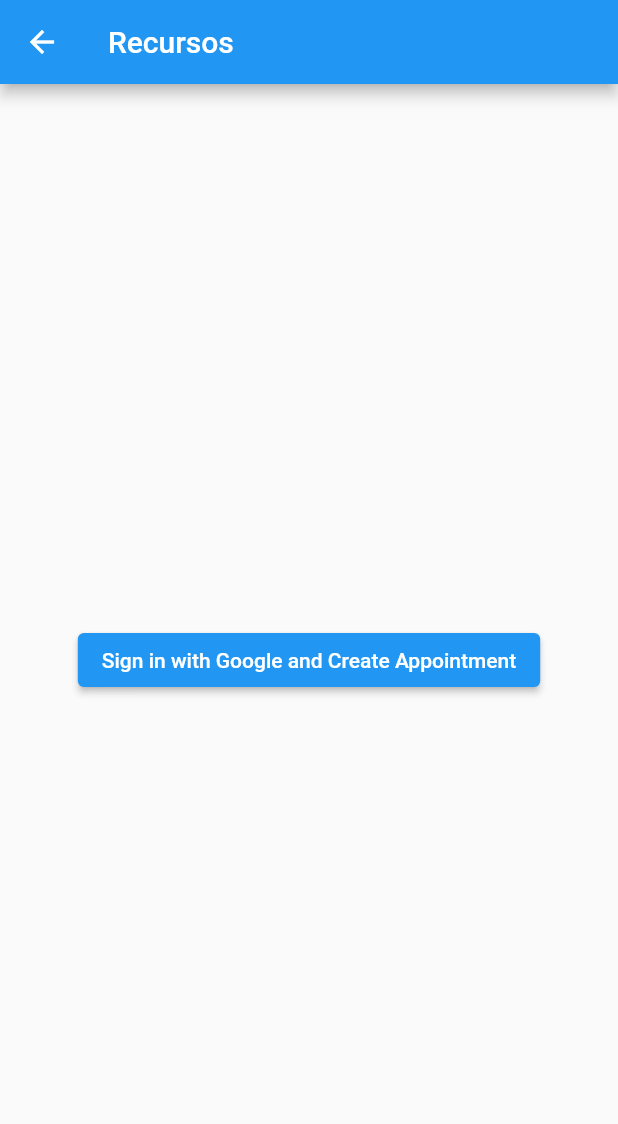
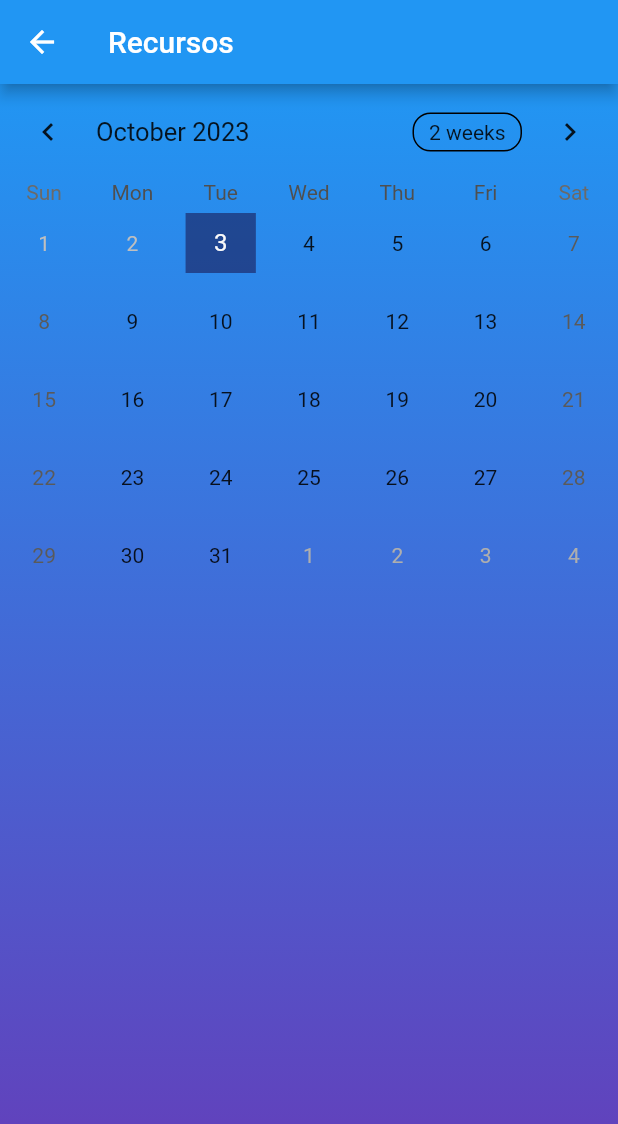
Before and after one commit to NiggetChuckens/TI3-2023-Terminado, a Flutter app: the RecursosPage screen opened by its route, on a phone screen of 412 x 824 dp. Shown: the top 1124 px of the screen. Run offline on Flutter 3.47's test engine with Material 2 defaults, Android fonts, the phone set to English and light mode, and no system bars; drawn by our look-alikes of table_calendar; our stand-ins replace google_sign_in; missing offline and left inert: googleapis.

Commit message:
merging calendarized view

```diff
--- a/uct_app/lib/views/recursos.dart
+++ b/uct_app/lib/views/recursos.dart
@@ -1,12 +1,64 @@
-// ignore_for_file: avoid_print
+import 'package:flutter/material.dart';
 import 'package:google_sign_in/google_sign_in.dart';
 import 'package:googleapis/calendar/v3.dart' as calendar;
-import 'package:flutter/material.dart';
 import 'package:http/http.dart' as http;
 import 'dart:convert';
+import 'package:table_calendar/table_calendar.dart';
+import 'package:intl/intl.dart';
 
-class RecursosPage extends StatelessWidget {
+class RecursosPage extends StatefulWidget {
   const RecursosPage({Key? key}) : super(key: key);
+
+  @override
+  _RecursosPageState createState() => _RecursosPageState();
+}
+
+class _RecursosPageState extends State<RecursosPage> {
+  CalendarFormat _calendarFormat = CalendarFormat.month;
+  DateTime _focusedDay = DateTime.now();
+  DateTime? _selectedDay;
+  TimeOfDay? _selectedTime;
+  static const int appointmentDurationInHours =
+      1; // Set the appointment duration
+
+  // Function to show a success dialog
+  void _showSuccessDialog(DateTime scheduledDateTime) {
+    final endTime = scheduledDateTime
+        .add(const Duration(hours: appointmentDurationInHours));
+    final formattedStartTime = DateFormat.jm().format(scheduledDateTime);
+    final formattedEndTime = DateFormat.jm().format(endTime);
+
+    showDialog(
+      context: context,
+      builder: (BuildContext context) {
+        return AlertDialog(
+          title: const Text('Appointment Created Successfully'),
+          content: Column(
+            crossAxisAlignment: CrossAxisAlignment.start,
+            mainAxisSize: MainAxisSize.min,
+            children: [
+              const Text('Scheduled Date and Time:'),
+              Text(DateFormat.yMd()
+                  .add_jm()
+                  .format(scheduledDateTime)), // Display date and time
+              const SizedBox(height: 10),
+              const Text('Time Frame:'),
+              Text(
+                  '$formattedStartTime - $formattedEndTime'), // Display the time frame
+            ],
+          ),
+          actions: <Widget>[
+            TextButton(
+              child: const Text('OK'),
+              onPressed: () {
+                Navigator.of(context).pop();
+              },
+            ),
+          ],
+        );
+      },
+    );
+  }
 
   Future<void> signInWithGoogle() async {
     final GoogleSignIn googleSignIn = GoogleSignIn(
@@ -27,13 +79,31 @@ class RecursosPage extends StatelessWidget {
         // Now you can use googleAuth.accessToken to make authenticated API requests
         print('Access token: ${googleAuth.accessToken}');
 
+        // Check if a date and time are selected
+        if (_selectedDay == null || _selectedTime == null) {
+          ScaffoldMessenger.of(context).showSnackBar(
+            const SnackBar(
+              content: Text('Please select a date and time'),
+            ),
+          );
+          return;
+        }
+
+        final DateTime selectedDateTime = DateTime(
+          _selectedDay!.year,
+          _selectedDay!.month,
+          _selectedDay!.day,
+          _selectedTime!.hour,
+          _selectedTime!.minute,
+        );
+
         // Create an appointment on the user's Google Calendar
         calendar.Event event = calendar.Event()
           ..summary = 'Appointment'
           ..start = calendar.EventDateTime()
           ..end = calendar.EventDateTime()
-          ..start!.dateTime = DateTime.now().add(const Duration(hours: 1))
-          ..end!.dateTime = DateTime.now().add(const Duration(hours: 2));
+          ..start!.dateTime = selectedDateTime
+          ..end!.dateTime = selectedDateTime.add(const Duration(hours: 1));
 
         // Create a new http.Client instance
         final client = http.Client();
@@ -63,6 +133,8 @@ class RecursosPage extends StatelessWidget {
         // Check the response status code
         if (response.statusCode == 200) {
           print('Appointment created successfully');
+          print('Scheduled Time: ${selectedDateTime.toString()}');
+          _showSuccessDialog(selectedDateTime); // Show success dialog
         } else {
           print(
               'Failed to create appointment. Status code: ${response.statusCode}');
@@ -82,13 +154,31 @@ class RecursosPage extends StatelessWidget {
             // Now you can use refreshedAuth.accessToken to make authenticated API requests
             print('Refreshed access token: ${refreshedAuth.accessToken}');
 
+            // Check if a date and time are selected
+            if (_selectedDay == null || _selectedTime == null) {
+              ScaffoldMessenger.of(context).showSnackBar(
+                const SnackBar(
+                  content: Text('Please select a date and time'),
+                ),
+              );
+              return;
+            }
+
+            final DateTime selectedDateTime = DateTime(
+              _selectedDay!.year,
+              _selectedDay!.month,
+              _selectedDay!.day,
+              _selectedTime!.hour,
+              _selectedTime!.minute,
+            );
+
             // Create an appointment on the user's Google Calendar
             calendar.Event event = calendar.Event()
               ..summary = 'Appointment'
               ..start = calendar.EventDateTime()
               ..end = calendar.EventDateTime()
-              ..start!.dateTime = DateTime.now().add(const Duration(hours: 1))
-              ..end!.dateTime = DateTime.now().add(const Duration(hours: 2));
+              ..start!.dateTime = selectedDateTime
+              ..end!.dateTime = selectedDateTime.add(const Duration(hours: 1));
 
             // Create a new http.Client instance
             final client = http.Client();
@@ -119,6 +209,8 @@ class RecursosPage extends StatelessWidget {
             // Check the response status code
             if (response.statusCode == 200) {
               print('Appointment created successfully');
+              print('Scheduled Time: ${selectedDateTime.toString()}');
+              _showSuccessDialog(selectedDateTime); // Show success dialog
             } else {
               print(
                   'Failed to create appointment. Status code: ${response.statusCode}');
@@ -139,12 +231,90 @@ class RecursosPage extends StatelessWidget {
       appBar: AppBar(
         title: const Text('Recursos'),
       ),
-      body: Center(
-        child: ElevatedButton(
-          onPressed: signInWithGoogle,
-          child: const Text('Sign in with Google and Create Appointment'),
+      body: Container(
+        decoration: const BoxDecoration(
+          gradient: LinearGradient(
+            begin: Alignment.topCenter,
+            end: Alignment.bottomCenter,
+            colors: [Colors.blue, Colors.deepPurple],
+          ),
+        ),
+        child: Center(
+          child: Column(
+            children: <Widget>[
+              TableCalendar(
+                firstDay: DateTime.now(),
+                lastDay: DateTime(2023, 12, 31),
+                focusedDay: _focusedDay,
+                calendarFormat: _calendarFormat,
+                onFormatChanged: (format) {
+                  setState(() {
+                    _calendarFormat = format;
+                  });
+                },
+                onDaySelected: (selectedDay, focusedDay) {
+                  setState(() {
+                    _selectedDay = selectedDay;
+                    _selectedTime =
+                        null; // Reset selected time when a new date is selected
+                  });
+                  _selectTime(context);
+                },
+                selectedDayPredicate: (day) {
+                  return isSameDay(_selectedDay, day);
+                },
+                calendarStyle: CalendarStyle(
+                  todayDecoration: BoxDecoration(
+                    color:
+                        const Color.fromARGB(255, 22, 4, 56).withOpacity(0.5),
+                  ),
+                  selectedDecoration: BoxDecoration(
+                    color: Colors.green.withOpacity(0.5),
+                  ),
+                ),
+              ),
+              if (_selectedDay != null)
+                Column(
+                  children: [
+                    ListTile(
+                      title: Text(
+                          'Selected Date: ${DateFormat.yMd().format(_selectedDay!)}'), // Display only the date
+                      subtitle: Text(
+                          'Selected Time: ${_selectedTime?.format(context) ?? 'Not selected'}'),
+                    ),
+                    const SizedBox(height: 10),
+                    const Text(
+                      '1-hour time frame',
+                      style: TextStyle(fontSize: 12, color: Colors.grey),
+                    ),
+                  ],
+                ),
+              if (_selectedDay != null && _selectedTime != null)
+                ElevatedButton(
+                  onPressed: signInWithGoogle,
+                  style: ElevatedButton.styleFrom(
+                    primary: Colors.green,
+                    onPrimary: Colors.white,
+                  ),
+                  child: const Text('Create Appointment'),
+                ),
+            ],
+          ),
         ),
       ),
     );
   }
+
+  Future<void> _selectTime(BuildContext context) async {
+    final selectedTime = await showTimePicker(
+      context: context,
+      initialTime: TimeOfDay.now(),
+    );
+
+    if (selectedTime != null) {
+      setState(() {
+        _selectedTime = selectedTime;
+      });
+    }
+  }
 }
--- a/uct_app/pubspec.yaml
+++ b/uct_app/pubspec.yaml
@@ -34,6 +34,7 @@ dependencies:
   flutter_launcher_icons: "^0.13.1"
   google_sign_in: ^6.1.5
   googleapis: 11.4.0
+  table_calendar: ^3.0.2
 
   # The following adds the Cupertino Icons font to your application.
   # Use with the CupertinoIcons class for iOS style icons.
```
Also changed, not shown: uct_app/pubspec.lock, 1 other file.
